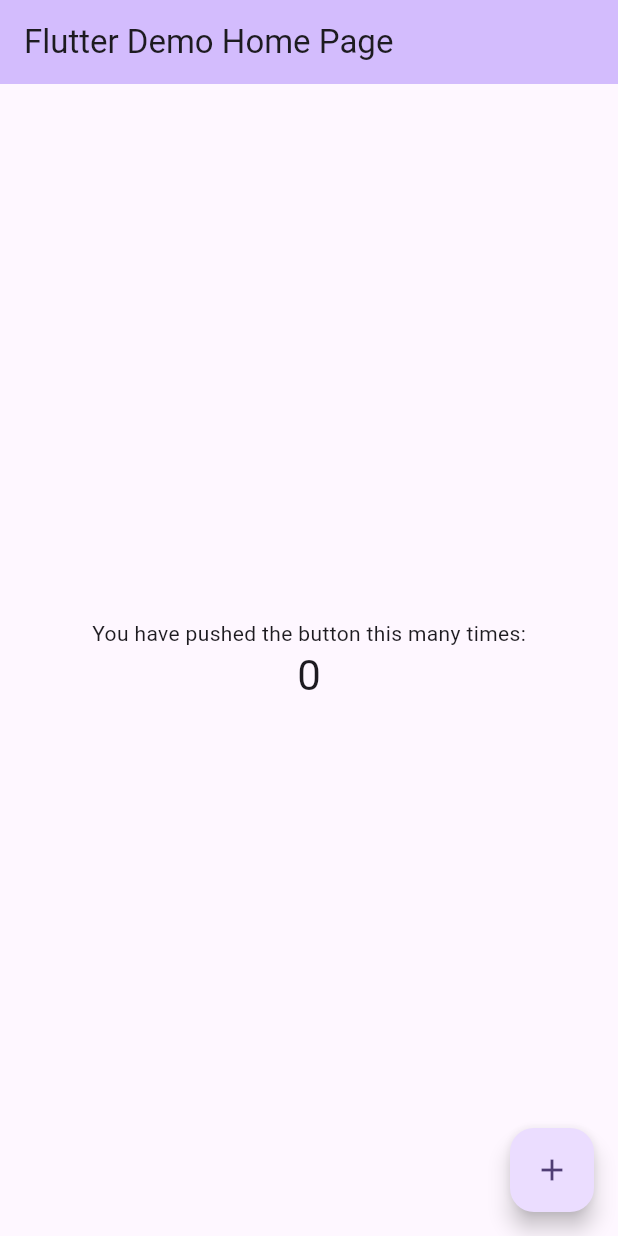
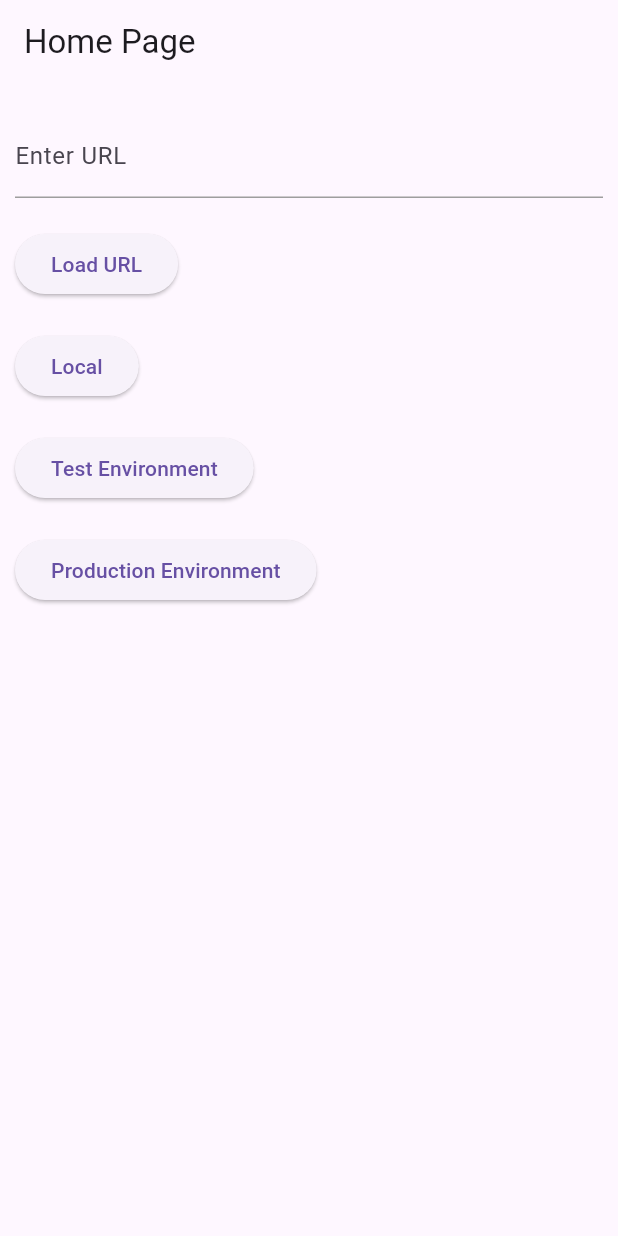
Before and after one commit to spiritfox358/my_flutter_webview, a Flutter app: the screen it shows after launch, on a phone screen of 412 x 824 dp. Run offline on Flutter 3.47's test engine with Material 3 defaults, Android fonts, the light colour scheme and no system bars; our stand-ins replace image_picker, webview_flutter; missing offline and left inert: webview_flutter_android.

Commit message:
1.initial project

```diff
--- a/lib/main.dart
+++ b/lib/main.dart
@@ -1,125 +1,22 @@
 import 'package:flutter/material.dart';
+import 'pages/home_page.dart';
 
 void main() {
-  runApp(const MyApp());
+  runApp(MyApp());
 }
 
 class MyApp extends StatelessWidget {
   const MyApp({super.key});
 
-  // This widget is the root of your application.
   @override
   Widget build(BuildContext context) {
     return MaterialApp(
-      title: 'Flutter Demo',
+      title: 'WebView App',
+      debugShowCheckedModeBanner:false,
       theme: ThemeData(
-        // This is the theme of your application.
-        //
-        // TRY THIS: Try running your application with "flutter run". You'll see
-        // the application has a purple toolbar. Then, without quitting the app,
-        // try changing the seedColor in the colorScheme below to Colors.green
-        // and then invoke "hot reload" (save your changes or press the "hot
-        // reload" button in a Flutter-supported IDE, or press "r" if you used
-        // the command line to start the app).
-        //
-        // Notice that the counter didn't reset back to zero; the application
-        // state is not lost during the reload. To reset the state, use hot
-        // restart instead.
-        //
-        // This works for code too, not just values: Most code changes can be
-        // tested with just a hot reload.
-        colorScheme: ColorScheme.fromSeed(seedColor: Colors.deepPurple),
-        useMaterial3: true,
+        primarySwatch: Colors.blue,
       ),
-      home: const MyHomePage(title: 'Flutter Demo Home Page'),
+      home: HomePage(),
     );
   }
 }
-
-class MyHomePage extends StatefulWidget {
-  const MyHomePage({super.key, required this.title});
-
-  // This widget is the home page of your application. It is stateful, meaning
-  // that it has a State object (defined below) that contains fields that affect
-  // how it looks.
-
-  // This class is the configuration for the state. It holds the values (in this
-  // case the title) provided by the parent (in this case the App widget) and
-  // used by the build method of the State. Fields in a Widget subclass are
-  // always marked "final".
-
-  final String title;
-
-  @override
-  State<MyHomePage> createState() => _MyHomePageState();
-}
-
-class _MyHomePageState extends State<MyHomePage> {
-  int _counter = 0;
-
-  void _incrementCounter() {
-    setState(() {
-      // This call to setState tells the Flutter framework that something has
-      // changed in this State, which causes it to rerun the build method below
-      // so that the display can reflect the updated values. If we changed
-      // _counter without calling setState(), then the build method would not be
-      // called again, and so nothing would appear to happen.
-      _counter++;
-    });
-  }
-
-  @override
-  Widget build(BuildContext context) {
-    // This method is rerun every time setState is called, for instance as done
-    // by the _incrementCounter method above.
-    //
-    // The Flutter framework has been optimized to make rerunning build methods
-    // fast, so that you can just rebuild anything that needs updating rather
-    // than having to individually change instances of widgets.
-    return Scaffold(
-      appBar: AppBar(
-        // TRY THIS: Try changing the color here to a specific color (to
-        // Colors.amber, perhaps?) and trigger a hot reload to see the AppBar
-        // change color while the other colors stay the same.
-        backgroundColor: Theme.of(context).colorScheme.inversePrimary,
-        // Here we take the value from the MyHomePage object that was created by
-        // the App.build method, and use it to set our appbar title.
-        title: Text(widget.title),
-      ),
-      body: Center(
-        // Center is a layout widget. It takes a single child and positions it
-        // in the middle of the parent.
-        child: Column(
-          // Column is also a layout widget. It takes a list of children and
-          // arranges them vertically. By default, it sizes itself to fit its
-          // children horizontally, and tries to be as tall as its parent.
-          //
-          // Column has various properties to control how it sizes itself and
-          // how it positions its children. Here we use mainAxisAlignment to
-          // center the children vertically; the main axis here is the vertical
-          // axis because Columns are vertical (the cross axis would be
-          // horizontal).
-          //
-          // TRY THIS: Invoke "debug painting" (choose the "Toggle Debug Paint"
-          // action in the IDE, or press "p" in the console), to see the
-          // wireframe for each widget.
-          mainAxisAlignment: MainAxisAlignment.center,
-          children: <Widget>[
-            const Text(
-              'You have pushed the button this many times:',
-            ),
-            Text(
-              '$_counter',
-              style: Theme.of(context).textTheme.headlineMedium,
-            ),
-          ],
-        ),
-      ),
-      floatingActionButton: FloatingActionButton(
-        onPressed: _incrementCounter,
-        tooltip: 'Increment',
-        child: const Icon(Icons.add),
-      ), // This trailing comma makes auto-formatting nicer for build methods.
-    );
-  }
-}
--- /dev/null
+++ b/lib/pages/home_page.dart
@@ -0,0 +1,116 @@
+import 'package:flutter/material.dart';
+import 'webview_page_fullscreen.dart';
+
+class HomePage extends StatefulWidget {
+  const HomePage({super.key});
+
+  @override
+  State<HomePage> createState() => _HomePageState();
+}
+
+class _HomePageState extends State<HomePage> {
+  final TextEditingController _urlController = TextEditingController(); // 控制器用于获取输入的 URL
+
+  @override
+  void dispose() {
+    _urlController.dispose(); // 页面销毁时释放控制器
+    super.dispose();
+  }
+
+  @override
+  Widget build(BuildContext context) {
+    return Scaffold(
+      appBar: AppBar(
+        title: Text('Home Page'),
+      ),
+      body: Padding(
+        padding: const EdgeInsets.symmetric(horizontal: 10.0), // 添加页面边距
+        child: Column(
+          crossAxisAlignment: CrossAxisAlignment.start, // 子元素从左对齐
+          mainAxisAlignment: MainAxisAlignment.start, // 从顶部开始排列
+          children: [
+            const SizedBox(height: 20), // 添加顶部间距
+            TextField(
+              controller: _urlController, // 绑定控制器
+              decoration: InputDecoration(
+                enabledBorder: UnderlineInputBorder(
+                  borderSide: BorderSide(color: Colors.grey), // 默认状态下的底部边框颜色
+                ),
+                focusedBorder: UnderlineInputBorder(
+                  borderSide: BorderSide(color: Colors.blue), // 输入框聚焦时的底部边框颜色
+                ),
+                labelText: 'Enter URL', // 输入框提示文本
+                hintText: 'e.g. https://example.com', // 提示内容
+                hintStyle: TextStyle(color: Colors.grey), // 提示文字样式
+              ),
+              keyboardType: TextInputType.url, // 设置键盘类型为 URL
+            ),
+            const SizedBox(height: 20), // 间隔
+            ElevatedButton(
+              onPressed: () {
+                final url = _urlController.text; // 获取用户输入的 URL
+                if (url.isNotEmpty && Uri.tryParse(url)?.hasAbsolutePath == true) {
+                  // 验证 URL 的合法性
+                  Navigator.push(
+                    context,
+                    MaterialPageRoute(
+                      builder: (context) => WebViewPageFullScreen(url: url),
+                    ),
+                  );
+                } else {
+                  // 显示错误提示
+                  ScaffoldMessenger.of(context).showSnackBar(
+                    SnackBar(content: Text('Please enter a valid URL')),
+                  );
+                }
+              },
+              child: const Text('Load URL'),
+            ),
+            const SizedBox(height: 20), // 间隔
+            ElevatedButton(
+              onPressed: () {
+                // 预定义的本地 URL
+                Navigator.push(
+                  context,
+                  MaterialPageRoute(
+                    builder: (context) =>
+                        WebViewPageFullScreen(url: 'http://192.168.2.75:5173'),
+                  ),
+                );
+              },
+              child: const Text('Local'),
+            ),
+            const SizedBox(height: 20), // 间隔
+            ElevatedButton(
+              onPressed: () {
+                // 预定义的测试环境 URL
+                Navigator.push(
+                  context,
+                  MaterialPageRoute(
+                    builder: (context) =>
+                        WebViewPageFullScreen(url: 'http://124.222.191.23:281'),
+                  ),
+                );
+              },
+              child: const Text('Test Environment'),
+            ),
+            const SizedBox(height: 20), // 间隔
+            ElevatedButton(
+              onPressed: () {
+                // 预定义的生产环境 URL
+                Navigator.push(
+                  context,
+                  MaterialPageRoute(
+                    builder: (context) =>
+                        WebViewPageFullScreen(url: 'http://10.72.206.2:281'),
+                  ),
+                );
+              },
+              child: const Text('Production Environment'),
+            ),
+          ],
+        ),
+      ),
+    );
+  }
+}
--- a/pubspec.yaml
+++ b/pubspec.yaml
@@ -34,6 +34,9 @@
   # The following adds the Cupertino Icons font to your application.
   # Use with the CupertinoIcons class for iOS style icons.
   cupertino_icons: ^1.0.8
+  webview_flutter: ^4.10.0
+  image_picker: ^1.1.2
+  webview_flutter_android: ^4.2.0
 
 dev_dependencies:
   flutter_test:
```
Also changed, not shown: lib/pages/webview_page.dart (added, +33 -0 lines), lib/pages/webview_page_fullscreen.dart (added, +78 -0 lines), 13 other files.
